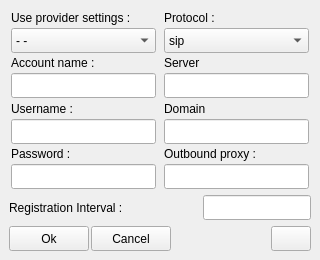
Qt form share/skins/default/account.ui (itds-consulting/yate) before a commit.
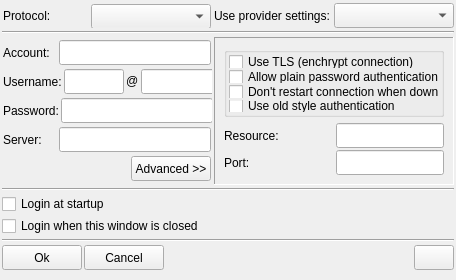
The same form after that commit. The open tabs and pages were chosen to show the change. Icons and pictures are not drawn.

```diff
--- a/share/skins/default/account.ui
+++ b/share/skins/default/account.ui
@@ -8,8 +8,8 @@
    <rect>
     <x>0</x>
     <y>0</y>
-    <width>320</width>
-    <height>260</height>
+    <width>456</width>
+    <height>280</height>
    </rect>
   </property>
   <property name="sizePolicy" >
@@ -20,14 +20,14 @@
   </property>
   <property name="minimumSize" >
    <size>
-    <width>320</width>
-    <height>260</height>
+    <width>456</width>
+    <height>280</height>
    </size>
   </property>
   <property name="maximumSize" >
    <size>
-    <width>320</width>
-    <height>260</height>
+    <width>456</width>
+    <height>280</height>
    </size>
   </property>
   <property name="windowTitle" >
@@ -35,58 +35,100 @@
   </property>
   <layout class="QVBoxLayout" >
    <property name="spacing" >
-    <number>6</number>
+    <number>2</number>
    </property>
    <property name="leftMargin" >
-    <number>9</number>
+    <number>2</number>
    </property>
    <property name="topMargin" >
-    <number>9</number>
+    <number>2</number>
    </property>
    <property name="rightMargin" >
-    <number>9</number>
+    <number>2</number>
    </property>
    <property name="bottomMargin" >
-    <number>9</number>
+    <number>2</number>
    </property>
    <item>
     <layout class="QHBoxLayout" >
-     <property name="spacing" >
-      <number>6</number>
-     </property>
-     <property name="leftMargin" >
-      <number>0</number>
-     </property>
-     <property name="topMargin" >
-      <number>0</number>
-     </property>
-     <property name="rightMargin" >
-      <number>0</number>
-     </property>
-     <property name="bottomMargin" >
-      <number>0</number>
-     </property>
-     <item>
+     <item>
+      <widget class="QFrame" name="frame_protocol" >
+       <property name="minimumSize" >
+        <size>
+         <width>210</width>
+         <height>16</height>
+        </size>
+       </property>
+       <property name="maximumSize" >
+        <size>
+         <width>210</width>
+         <height>16777215</height>
+        </size>
+       </property>
+       <property name="frameShape" >
+        <enum>QFrame::NoFrame</enum>
+       </property>
+       <property name="frameShadow" >
+        <enum>QFrame::Raised</enum>
+       </property>
       <layout class="QVBoxLayout" >
        <property name="spacing" >
         <number>2</number>
        </property>
        <property name="leftMargin" >
-        <number>0</number>
+         <number>1</number>
        </property>
        <property name="topMargin" >
-        <number>0</number>
+         <number>1</number>
        </property>
        <property name="rightMargin" >
-        <number>0</number>
+         <number>1</number>
        </property>
        <property name="bottomMargin" >
-        <number>0</number>
-       </property>
+         <number>1</number>
+        </property>
+        <item>
+         <layout class="QHBoxLayout" >
+          <item>
+           <widget class="QLabel" name="label_protocol" >
+            <property name="text" >
+             <string>Protocol:</string>
+            </property>
+           </widget>
+          </item>
+          <item>
+           <widget class="QComboBox" name="acc_protocol" >
+            <property name="sizePolicy" >
+             <sizepolicy vsizetype="Fixed" hsizetype="Fixed" >
+              <horstretch>0</horstretch>
+              <verstretch>0</verstretch>
+             </sizepolicy>
+            </property>
+            <property name="minimumSize" >
+             <size>
+              <width>120</width>
+              <height>25</height>
+             </size>
+            </property>
+            <property name="maximumSize" >
+             <size>
+              <width>16777215</width>
+              <height>25</height>
+             </size>
+            </property>
+           </widget>
+          </item>
+         </layout>
+        </item>
+       </layout>
+      </widget>
+     </item>
+     <item>
+      <layout class="QHBoxLayout" >
        <item>
         <widget class="QLabel" name="label" >
          <property name="text" >
-          <string>Use provider settings :</string>
+          <string>Use provider settings:</string>
          </property>
         </widget>
        </item>
@@ -100,7 +142,7 @@
          </property>
          <property name="minimumSize" >
           <size>
-           <width>145</width>
+           <width>120</width>
            <height>25</height>
           </size>
          </property>
@@ -110,17 +152,70 @@
            <height>25</height>
           </size>
          </property>
+        </widget>
+       </item>
+      </layout>
+     </item>
+    </layout>
+   </item>
          <item>
-          <property name="text" >
-           <string>- -</string>
-          </property>
-         </item>
-        </widget>
-       </item>
+    <layout class="QVBoxLayout" >
+     <item>
+      <widget class="Line" name="line_3" >
+       <property name="orientation" >
+        <enum>Qt::Horizontal</enum>
+       </property>
+      </widget>
+     </item>
+    </layout>
+   </item>
+   <item>
+    <layout class="QHBoxLayout" >
+     <item>
+      <widget class="QFrame" name="frame_account" >
+       <property name="minimumSize" >
+        <size>
+         <width>210</width>
+         <height>148</height>
+        </size>
+       </property>
+       <property name="maximumSize" >
+        <size>
+         <width>210</width>
+         <height>444</height>
+        </size>
+       </property>
+       <property name="frameShape" >
+        <enum>QFrame::NoFrame</enum>
+       </property>
+       <property name="frameShadow" >
+        <enum>QFrame::Raised</enum>
+       </property>
+       <layout class="QVBoxLayout" >
+        <property name="spacing" >
+         <number>2</number>
+        </property>
+        <property name="leftMargin" >
+         <number>1</number>
+        </property>
+        <property name="topMargin" >
+         <number>1</number>
+        </property>
+        <property name="rightMargin" >
+         <number>1</number>
+        </property>
+        <property name="bottomMargin" >
+         <number>1</number>
+        </property>
+        <item>
+         <layout class="QHBoxLayout" >
+          <property name="spacing" >
+           <number>2</number>
+          </property>
        <item>
         <widget class="QLabel" name="label_3" >
          <property name="text" >
-          <string>Account name :</string>
+             <string>Account:</string>
          </property>
         </widget>
        </item>
@@ -134,7 +229,7 @@
          </property>
          <property name="minimumSize" >
           <size>
-           <width>145</width>
+              <width>152</width>
            <height>25</height>
           </size>
          </property>
@@ -149,10 +244,17 @@
          </property>
         </widget>
        </item>
+         </layout>
+        </item>
+        <item>
+         <layout class="QHBoxLayout" >
+          <property name="spacing" >
+           <number>2</number>
+          </property>
        <item>
         <widget class="QLabel" name="label_5" >
          <property name="text" >
-          <string>Username :</string>
+             <string>Username:</string>
          </property>
         </widget>
        </item>
@@ -166,22 +268,64 @@
          </property>
          <property name="minimumSize" >
           <size>
-           <width>145</width>
+              <width>60</width>
            <height>25</height>
           </size>
          </property>
          <property name="maximumSize" >
           <size>
-           <width>16777215</width>
+              <width>60</width>
            <height>25</height>
           </size>
          </property>
         </widget>
        </item>
+          <item>
+           <widget class="QLabel" name="label_13" >
+            <property name="sizePolicy" >
+             <sizepolicy vsizetype="Fixed" hsizetype="Fixed" >
+              <horstretch>0</horstretch>
+              <verstretch>0</verstretch>
+             </sizepolicy>
+            </property>
+            <property name="text" >
+             <string>@</string>
+            </property>
+           </widget>
+          </item>
+          <item>
+           <widget class="QLineEdit" name="acc_domain" >
+            <property name="sizePolicy" >
+             <sizepolicy vsizetype="Fixed" hsizetype="Fixed" >
+              <horstretch>0</horstretch>
+              <verstretch>0</verstretch>
+             </sizepolicy>
+            </property>
+            <property name="minimumSize" >
+             <size>
+              <width>78</width>
+              <height>25</height>
+             </size>
+            </property>
+            <property name="maximumSize" >
+             <size>
+              <width>78</width>
+              <height>25</height>
+             </size>
+            </property>
+           </widget>
+          </item>
+         </layout>
+        </item>
+        <item>
+         <layout class="QHBoxLayout" >
+          <property name="spacing" >
+           <number>2</number>
+          </property>
        <item>
         <widget class="QLabel" name="label_7" >
          <property name="text" >
-          <string>Password :</string>
+             <string>Password:</string>
          </property>
         </widget>
        </item>
@@ -195,7 +339,7 @@
          </property>
          <property name="minimumSize" >
           <size>
-           <width>145</width>
+              <width>152</width>
            <height>25</height>
           </size>
          </property>
@@ -213,65 +357,14 @@
       </layout>
      </item>
      <item>
-      <layout class="QVBoxLayout" >
+         <layout class="QHBoxLayout" >
        <property name="spacing" >
         <number>2</number>
        </property>
-       <property name="leftMargin" >
-        <number>0</number>
-       </property>
-       <property name="topMargin" >
-        <number>0</number>
-       </property>
-       <property name="rightMargin" >
-        <number>0</number>
-       </property>
-       <property name="bottomMargin" >
-        <number>0</number>
-       </property>
-       <item>
-        <widget class="QLabel" name="label_2" >
-         <property name="text" >
-          <string>Protocol :</string>
-         </property>
-        </widget>
-       </item>
-       <item>
-        <widget class="QComboBox" name="acc_protocol" >
-         <property name="sizePolicy" >
-          <sizepolicy vsizetype="Fixed" hsizetype="Fixed" >
-           <horstretch>0</horstretch>
-           <verstretch>0</verstretch>
-          </sizepolicy>
-         </property>
-         <property name="minimumSize" >
-          <size>
-           <width>145</width>
-           <height>25</height>
-          </size>
-         </property>
-         <property name="maximumSize" >
-          <size>
-           <width>16777215</width>
-           <height>25</height>
-          </size>
-         </property>
-         <item>
-          <property name="text" >
-           <string>sip</string>
-          </property>
-         </item>
-         <item>
-          <property name="text" >
-           <string>iax</string>
-          </property>
-         </item>
-        </widget>
-       </item>
        <item>
         <widget class="QLabel" name="label_4" >
          <property name="text" >
-          <string>Server</string>
+             <string>Server:</string>
          </property>
         </widget>
        </item>
@@ -285,7 +378,7 @@
          </property>
          <property name="minimumSize" >
           <size>
-           <width>145</width>
+              <width>152</width>
            <height>25</height>
           </size>
          </property>
@@ -297,24 +390,199 @@
          </property>
         </widget>
        </item>
+         </layout>
+        </item>
        <item>
-        <widget class="QLabel" name="label_6" >
+         <layout class="QHBoxLayout" >
+          <property name="spacing" >
+           <number>2</number>
+          </property>
+          <item>
+           <spacer>
+            <property name="orientation" >
+             <enum>Qt::Horizontal</enum>
+            </property>
+            <property name="sizeHint" >
+             <size>
+              <width>40</width>
+              <height>20</height>
+             </size>
+            </property>
+           </spacer>
+          </item>
+          <item>
+           <widget class="QPushButton" name="toggleAccAdvanced" >
+            <property name="minimumSize" >
+             <size>
+              <width>80</width>
+              <height>25</height>
+             </size>
+            </property>
          <property name="text" >
-          <string>Domain</string>
-         </property>
-        </widget>
-       </item>
+             <string>Advanced >></string>
+            </property>
+            <property name="checkable" >
+             <bool>true</bool>
+            </property>
+            <property name="autoExclusive" >
+             <bool>true</bool>
+            </property>
+           </widget>
+          </item>
+         </layout>
+        </item>
+       </layout>
+      </widget>
+     </item>
        <item>
-        <widget class="QLineEdit" name="acc_edit" >
+      <widget class="QStackedWidget" name="acc_proto_spec" >
+       <property name="minimumSize" >
+        <size>
+         <width>16</width>
+         <height>148</height>
+        </size>
+       </property>
+       <property name="maximumSize" >
+        <size>
+         <width>500</width>
+         <height>148</height>
+        </size>
+       </property>
+       <property name="frameShape" >
+        <enum>QFrame::Panel</enum>
+       </property>
+       <property name="frameShadow" >
+        <enum>QFrame::Sunken</enum>
+       </property>
+       <property name="currentIndex" >
+        <number>0</number>
+       </property>
+       <widget class="QWidget" name="acc_proto_spec_none" >
+        <layout class="QVBoxLayout" >
+         <property name="leftMargin" >
+          <number>90</number>
+         </property>
+         <item>
+          <widget class="QLabel" name="label_2" >
          <property name="sizePolicy" >
           <sizepolicy vsizetype="Fixed" hsizetype="Fixed" >
            <horstretch>0</horstretch>
            <verstretch>0</verstretch>
           </sizepolicy>
          </property>
+           <property name="frameShape" >
+            <enum>QFrame::NoFrame</enum>
+           </property>
+           <property name="text" >
+            <string/>
+           </property>
+           <property name="pixmap" >
+            <pixmap>null_team-48.png</pixmap>
+           </property>
+          </widget>
+         </item>
+        </layout>
+       </widget>
+       <widget class="QWidget" name="acc_proto_spec_jabber" >
+        <layout class="QVBoxLayout" >
+         <item>
+          <widget class="QGroupBox" name="acc_proto_jabber_opt" >
          <property name="minimumSize" >
           <size>
-           <width>145</width>
+             <width>180</width>
+             <height>0</height>
+            </size>
+           </property>
+           <property name="title" >
+            <string/>
+           </property>
+           <property name="alignment" >
+            <set>Qt::AlignLeading|Qt::AlignLeft|Qt::AlignTop</set>
+           </property>
+           <property name="checkable" >
+            <bool>false</bool>
+           </property>
+           <layout class="QVBoxLayout" >
+            <property name="spacing" >
+             <number>2</number>
+            </property>
+            <property name="leftMargin" >
+             <number>2</number>
+            </property>
+            <property name="topMargin" >
+             <number>2</number>
+            </property>
+            <property name="rightMargin" >
+             <number>2</number>
+            </property>
+            <property name="bottomMargin" >
+             <number>2</number>
+            </property>
+            <item>
+             <widget class="QCheckBox" name="acc_proto_jabber_opt_tlsrequired" >
+              <property name="text" >
+               <string>Use TLS (enchrypt connection)</string>
+              </property>
+              <property name="autoExclusive" >
+               <bool>false</bool>
+              </property>
+             </widget>
+            </item>
+            <item>
+             <widget class="QCheckBox" name="acc_proto_jabber_opt_allowplainauth" >
+              <property name="text" >
+               <string>Allow plain password authentication</string>
+              </property>
+             </widget>
+            </item>
+            <item>
+             <widget class="QCheckBox" name="acc_proto_jabber_opt_noautorestart" >
+              <property name="text" >
+               <string>Don't restart connection when down</string>
+              </property>
+             </widget>
+            </item>
+            <item>
+             <widget class="QCheckBox" name="acc_proto_jabber_opt_oldstyleauth" >
+              <property name="text" >
+               <string>Use old style authentication</string>
+              </property>
+              <property name="autoExclusive" >
+               <bool>false</bool>
+              </property>
+             </widget>
+            </item>
+           </layout>
+          </widget>
+         </item>
+         <item>
+          <layout class="QVBoxLayout" >
+           <property name="spacing" >
+            <number>2</number>
+           </property>
+           <item>
+            <layout class="QHBoxLayout" >
+             <item>
+              <widget class="QLabel" name="label_12" >
+               <property name="text" >
+                <string>Resource:</string>
+               </property>
+               <property name="margin" >
+                <number>4</number>
+               </property>
+              </widget>
+             </item>
+             <item>
+              <widget class="QLineEdit" name="acc_proto_jabber_resource" >
+               <property name="sizePolicy" >
+                <sizepolicy vsizetype="Fixed" hsizetype="Fixed" >
+                 <horstretch>0</horstretch>
+                 <verstretch>0</verstretch>
+                </sizepolicy>
+               </property>
+               <property name="minimumSize" >
+                <size>
+                 <width>80</width>
            <height>25</height>
           </size>
          </property>
@@ -324,12 +592,83 @@
            <height>25</height>
           </size>
          </property>
-        </widget>
-       </item>
+               <property name="text" >
+                <string/>
+               </property>
+               <property name="echoMode" >
+                <enum>QLineEdit::Normal</enum>
+               </property>
+              </widget>
+             </item>
+            </layout>
+           </item>
+           <item>
+            <layout class="QHBoxLayout" >
+             <item>
+              <widget class="QLabel" name="label_11" >
+               <property name="text" >
+                <string>Port:</string>
+               </property>
+               <property name="margin" >
+                <number>4</number>
+               </property>
+              </widget>
+             </item>
+             <item>
+              <widget class="QLineEdit" name="acc_proto_jabber_port" >
+               <property name="sizePolicy" >
+                <sizepolicy vsizetype="Fixed" hsizetype="Fixed" >
+                 <horstretch>0</horstretch>
+                 <verstretch>0</verstretch>
+                </sizepolicy>
+               </property>
+               <property name="minimumSize" >
+                <size>
+                 <width>100</width>
+                 <height>25</height>
+                </size>
+               </property>
+               <property name="maximumSize" >
+                <size>
+                 <width>16777215</width>
+                 <height>25</height>
+                </size>
+               </property>
+               <property name="text" >
+                <string/>
+               </property>
+              </widget>
+             </item>
+            </layout>
+           </item>
+           <item>
+            <spacer>
+             <property name="orientation" >
+              <enum>Qt::Vertical</enum>
+             </property>
+             <property name="sizeHint" >
+              <size>
+               <width>20</width>
+               <height>40</height>
+              </size>
+             </property>
+            </spacer>
+           </item>
+          </layout>
+         </item>
+        </layout>
+       </widget>
+       <widget class="QWidget" name="acc_proto_spec_default" >
+        <layout class="QGridLayout" >
+         <item row="0" column="0" >
+          <layout class="QVBoxLayout" >
+           <property name="spacing" >
+            <number>2</number>
+           </property>
        <item>
         <widget class="QLabel" name="label_8" >
          <property name="text" >
-          <string>Outbound proxy :</string>
+              <string>Outbound proxy:</string>
          </property>
         </widget>
        </item>
@@ -343,7 +682,7 @@
          </property>
          <property name="minimumSize" >
           <size>
-           <width>145</width>
+               <width>120</width>
            <height>25</height>
           </size>
          </property>
@@ -355,50 +694,13 @@
          </property>
         </widget>
        </item>
-      </layout>
-     </item>
-    </layout>
-   </item>
-   <item>
-    <layout class="QHBoxLayout" >
-     <property name="spacing" >
-      <number>2</number>
-     </property>
-     <property name="leftMargin" >
-      <number>0</number>
-     </property>
-     <property name="topMargin" >
-      <number>0</number>
-     </property>
-     <property name="rightMargin" >
-      <number>0</number>
-     </property>
-     <property name="bottomMargin" >
-      <number>0</number>
-     </property>
      <item>
       <widget class="QLabel" name="label_9" >
        <property name="text" >
-        <string>Registration Interval :</string>
+              <string>Registration Interval:</string>
        </property>
       </widget>
      </item>
-     <item>
-      <spacer>
-       <property name="orientation" >
-        <enum>Qt::Horizontal</enum>
-       </property>
-       <property name="sizeType" >
-        <enum>QSizePolicy::Preferred</enum>
-       </property>
-       <property name="sizeHint" >
-        <size>
-         <width>40</width>
-         <height>20</height>
-        </size>
-       </property>
-      </spacer>
-     </item>
      <item>
       <widget class="QLineEdit" name="acc_interval" >
        <property name="sizePolicy" >
@@ -409,7 +711,7 @@
        </property>
        <property name="minimumSize" >
         <size>
-         <width>0</width>
+               <width>120</width>
          <height>25</height>
         </size>
        </property>
@@ -420,7 +722,69 @@
         </size>
        </property>
        <property name="alignment" >
-        <set>Qt::AlignRight</set>
+              <set>Qt::AlignLeading|Qt::AlignLeft|Qt::AlignVCenter</set>
+             </property>
+            </widget>
+           </item>
+           <item>
+            <spacer>
+             <property name="orientation" >
+              <enum>Qt::Vertical</enum>
+             </property>
+             <property name="sizeHint" >
+              <size>
+               <width>239</width>
+               <height>16</height>
+              </size>
+             </property>
+            </spacer>
+           </item>
+          </layout>
+         </item>
+        </layout>
+       </widget>
+      </widget>
+     </item>
+    </layout>
+   </item>
+   <item>
+    <layout class="QVBoxLayout" >
+     <item>
+      <widget class="Line" name="line" >
+       <property name="orientation" >
+        <enum>Qt::Horizontal</enum>
+       </property>
+      </widget>
+     </item>
+    </layout>
+   </item>
+   <item>
+    <layout class="QVBoxLayout" >
+     <property name="spacing" >
+      <number>2</number>
+     </property>
+     <item>
+      <widget class="QCheckBox" name="acc_enabled" >
+       <property name="text" >
+        <string>Login at startup</string>
+       </property>
+      </widget>
+     </item>
+     <item>
+      <widget class="QCheckBox" name="acc_loginnow" >
+       <property name="text" >
+        <string>Login when this window is closed</string>
+       </property>
+      </widget>
+     </item>
+    </layout>
+   </item>
+   <item>
+    <layout class="QVBoxLayout" >
+     <item>
+      <widget class="Line" name="line_4" >
+       <property name="orientation" >
+        <enum>Qt::Horizontal</enum>
        </property>
       </widget>
      </item>
@@ -479,6 +843,15 @@
        <property name="text" >
         <string>Cancel</string>
        </property>
+       <property name="icon" >
+        <iconset>close.png</iconset>
+       </property>
+       <property name="iconSize" >
+        <size>
+         <width>20</width>
+         <height>20</height>
+        </size>
+       </property>
       </widget>
      </item>
      <item>
@@ -495,7 +868,21 @@
       </spacer>
      </item>
      <item>
-      <widget class="QPushButton" name="help_show" >
+      <layout class="QVBoxLayout" >
+       <item>
+        <widget class="Line" name="line_2" >
+         <property name="orientation" >
+          <enum>Qt::Horizontal</enum>
+         </property>
+        </widget>
+       </item>
+      </layout>
+     </item>
+     <item>
+      <widget class="QPushButton" name="toggle_show_help" >
+       <property name="enabled" >
+        <bool>true</bool>
+       </property>
        <property name="minimumSize" >
         <size>
          <width>0</width>
```
Left out of the diff: 11 changed lines with no effect on the pictures. Lines whose indentation alone changed are shown as unchanged.
